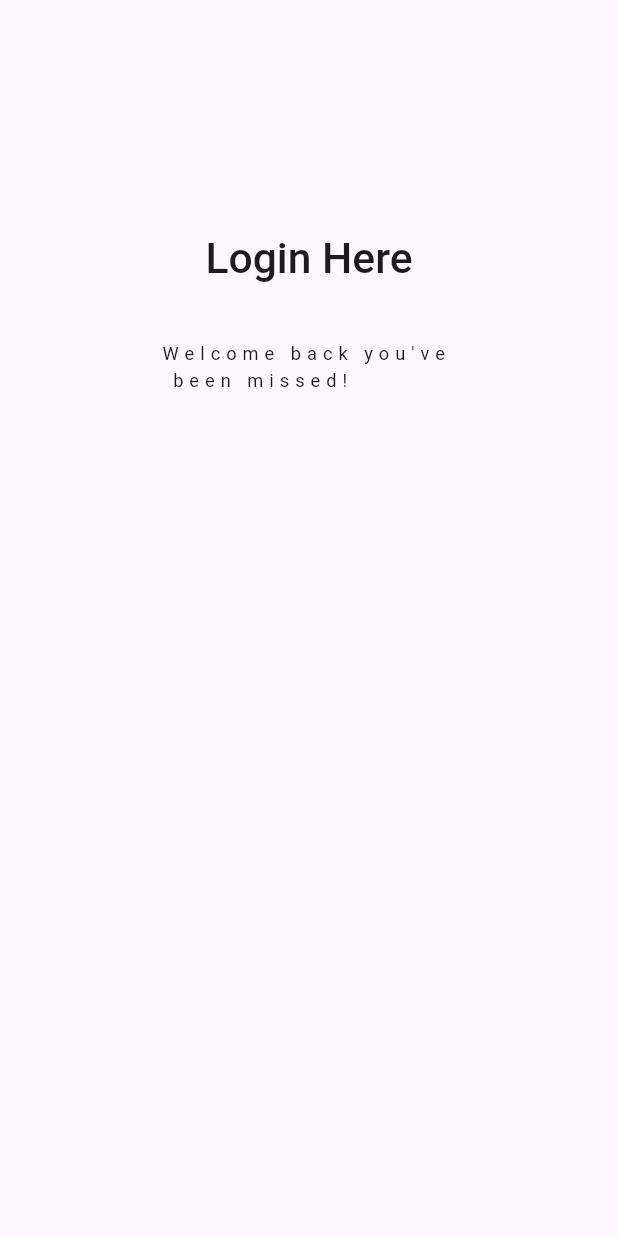
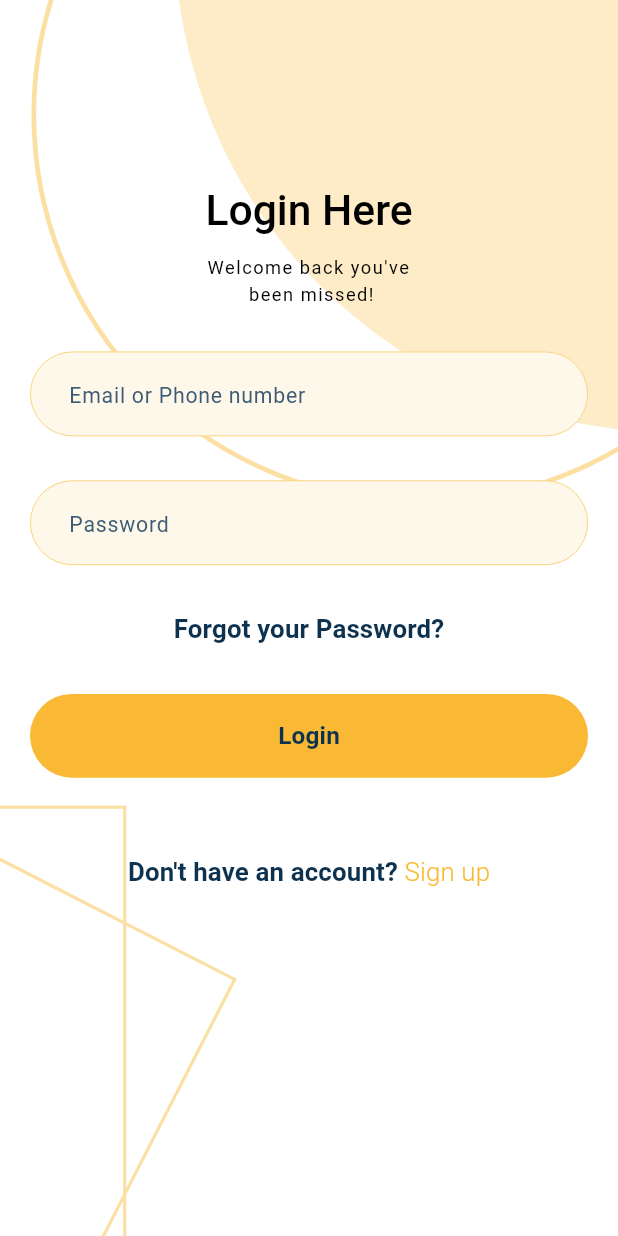
Before and after one commit to nizam-app/Market-Jango-App, a Flutter app: the screen it shows after launch, on a phone screen of 412 x 824 dp. Run offline on Flutter 3.47's test engine with Material 3 defaults, Android fonts, the phone set to English and light mode, and no system bars; our stand-ins replace flutter_screenutil, flutter_svg, get, go_router.

Commit message:
feat: enhance login screen with new UI components and color themes

```diff
--- a/lib/app.dart
+++ b/lib/app.dart
@@ -1,8 +1,9 @@
 import 'package:flutter/material.dart';
-import 'package:flutter_screenutil/flutter_screenutil.dart';
+import 'package:market_jango/core/theme/light_dark_theme.dart';
 import 'package:market_jango/routes/app_routes.dart';
+import 'core/theme/text_theme.dart';
 
-import 'core/theme/text_theme.dart';
+
 
 class App extends StatefulWidget {
   const App({super.key});
@@ -16,7 +17,8 @@ class _AppState extends State<App> {
   Widget build(BuildContext context) {
     return MaterialApp.router(
       routerConfig: router,
-      theme: ThemeData(textTheme: textTheme),
+      theme:themeMood(),
+
     );
   }
 }
--- a/lib/core/constants/color_control/all_color.dart
+++ b/lib/core/constants/color_control/all_color.dart
@@ -1,3 +1,8 @@
 import 'dart:ui';
 class AllColor {
+ static final Color textFillColor = const Color(0xFFFEF8EB);
+  static final Color textBorderColor = const Color(0xFFFAC75D);
+  static final Color textHintColor = const Color(0xFF3D5B73);
+  static final Color loginButtonColor = const Color(0xFFF9B935);
+  static final Color green500 = const Color(0xFF0D3250);
 }
--- a/lib/core/constants/image_control/image_path.dart
+++ b/lib/core/constants/image_control/image_path.dart
@@ -1,4 +1,4 @@
 
 class ImagePath {
-
+  static const String authBackground = 'assets/images/authBackground.svg';
 }
--- a/lib/core/theme/input_decoration_theme.dart
+++ b/lib/core/theme/input_decoration_theme.dart
@@ -1,11 +1,18 @@
 import 'package:flutter/material.dart';
+import 'package:flutter_screenutil/flutter_screenutil.dart';
+import 'package:market_jango/core/constants/color_control/all_color.dart';
 
 InputDecorationTheme inputDecorationTheme = InputDecorationTheme(
   filled: true,
-  prefixIconColor: Colors.grey,
-  hintStyle: TextStyle(color: Colors.grey, fontSize: 14),
-  border: OutlineInputBorder(
-    borderSide: BorderSide.none,
-    borderRadius: BorderRadius.circular(12),
+  fillColor: AllColor.textFillColor,
+  contentPadding: EdgeInsets.symmetric(vertical: 16.h,horizontal: 20.w),
+  // prefixIconColor: Colors.grey,
+  hintStyle: TextStyle(color: AllColor.textHintColor, fontSize: 14.sp,fontWeight: FontWeight.w400,),
+  focusedBorder: OutlineInputBorder(
+    borderRadius: BorderRadius.circular(50),
+    borderSide: BorderSide(color: AllColor.textBorderColor, width: 0.5.sp),
   ),
-);
+enabledBorder: OutlineInputBorder(
+    borderRadius: BorderRadius.circular(50),
+    borderSide: BorderSide(color: AllColor.textBorderColor, width: 0.5.sp),
+  ),);
--- a/lib/core/theme/light_dark_theme.dart
+++ b/lib/core/theme/light_dark_theme.dart
@@ -1,8 +1,8 @@
 import 'package:flutter/material.dart';
 import 'package:get/get.dart';
 import 'package:get/get_core/src/get_main.dart';
+import 'package:market_jango/core/constants/color_control/theme_color_controller.dart';
 import 'package:market_jango/core/theme/text_theme.dart';
-import '../constants/color_control/theme_color_controller.dart';
 import 'input_decoration_theme.dart';
 import 'logic/theme_changer.dart';
 final ThemeChanger _themeController = Get.put(ThemeChanger());
@@ -20,7 +20,7 @@ ThemeData themeMood(){
       onSurface:_themeController.isDarkMode.value? ThemeColorController.black:ThemeColorController.white),
 inputDecorationTheme: inputDecorationTheme,
   useMaterial3: true,
-  scaffoldBackgroundColor: _themeController.isDarkMode.value? ThemeColorController.white: ThemeColorController.black,
+  // scaffoldBackgroundColor: _themeController.isDarkMode.value? ThemeColorController.white: ThemeColorController.black,
     textTheme: textTheme
 );
 }
--- a/lib/core/theme/text_theme.dart
+++ b/lib/core/theme/text_theme.dart
@@ -1,22 +1,25 @@
 import 'package:flutter/material.dart';
 import 'package:flutter_screenutil/flutter_screenutil.dart';
+import 'package:market_jango/core/constants/color_control/all_color.dart';
 
 TextTheme get textTheme {
   return TextTheme(
     titleLarge: TextStyle(
       fontSize: 28.sp,
-      fontWeight: FontWeight.w500
+      fontWeight: FontWeight.w500,
     ),
     titleMedium: TextStyle(
       fontSize: 12.sp,
       fontWeight: FontWeight.w400,
-      letterSpacing: 4
+      letterSpacing: 1
     ),
     titleSmall: TextStyle(
-      fontSize: 22,
+      fontSize: 17.sp,
       fontWeight: FontWeight.w600,
-      letterSpacing: .4,
+      color: AllColor.green500
     ),
     headlineMedium: TextStyle(fontSize: 16, color: Colors.grey),
+
+
   );
 }
--- /dev/null
+++ b/lib/core/widget/custom_auth_button.dart
@@ -0,0 +1,28 @@
+import 'package:flutter/material.dart';
+import 'package:flutter_screenutil/flutter_screenutil.dart';
+import 'package:market_jango/core/constants/color_control/all_color.dart';
+class CustomAuthButton extends StatelessWidget {
+
+  CustomAuthButton({
+    super.key,required this.buttonText, required this.onTap,
+  });
+  final String buttonText;
+  final VoidCallback onTap;
+  @override
+  Widget build(BuildContext context) {
+    return InkWell(
+      onTap: onTap,
+      child: Container(
+        width: double.infinity,
+        height: 55.h,
+        decoration: BoxDecoration(
+          color: AllColor.loginButtonColor,
+          borderRadius: BorderRadius.circular(50.r),
+        ),
+        child: Center(
+          child: Text("${buttonText}",style: Theme.of(context).textTheme.titleSmall!.copyWith(fontSize: 16.sp),),
+        ),
+      ),
+    );
+  }
+}
--- /dev/null
+++ b/lib/core/widget/sreeen_brackground.dart
@@ -0,0 +1,24 @@
+import 'package:flutter/material.dart';
+import 'package:flutter_svg/svg.dart';
+import 'package:market_jango/core/constants/image_control/image_path.dart';
+
+class ScreenBackground extends StatelessWidget {
+  const ScreenBackground({super.key, required this.child});
+
+  final Widget child;
+
+  @override
+  Widget build(BuildContext context) {
+    return Stack(
+      children: [
+        SvgPicture.asset(
+          width: double.maxFinite,
+          height: double.maxFinite,
+          ImagePath.authBackground,
+          fit: BoxFit.cover,
+        ),
+        SafeArea(child: child),
+      ],
+    );
+  }
+}
--- a/lib/features/auth/screens/login_screen.dart
+++ b/lib/features/auth/screens/login_screen.dart
@@ -1,24 +1,128 @@
 import 'package:flutter/material.dart';
 import 'package:flutter_screenutil/flutter_screenutil.dart';
+import 'package:market_jango/core/constants/color_control/all_color.dart';
+import 'package:market_jango/core/widget/custom_auth_button.dart';
+import 'package:market_jango/core/widget/sreeen_brackground.dart';
 class LoginScreen extends StatelessWidget {
   const LoginScreen({super.key});
   static const String routeName = '/';
 
   @override
   Widget build(BuildContext context) {
-    final textTheme = Theme.of(context).textTheme;
+
     return Scaffold(
-      body: SafeArea(
-        child: Column(
-          children: [
-            SizedBox(height: 152.h,),
-            Center(child: Text("Login Here",style:textTheme.titleLarge,)),
-            SizedBox(height: 36.h,),
-            Center(child: Text("Welcome back you've \n been missed!",style:textTheme.titleMedium,))
-          ],
+
+      body: ScreenBackground(
+        child: Padding(
+          padding: const EdgeInsets.symmetric(horizontal: 20),
+          child: Column(
+            children: [
+              LoginHereText(),
+              LoginTextFormField(),
+              LoginBotton()
+
+
+            ],
+          ),
         ),
       ),
     );
 
   }
 }
+
+class LoginBotton extends StatelessWidget {
+  const LoginBotton({
+    super.key,
+  });
+
+  @override
+  Widget build(BuildContext context) {
+    return Column(
+      children: [
+        SizedBox(height: 30.h,),
+        Text("Forgot your Password?",style: Theme.of(context).textTheme.titleSmall,),
+        SizedBox(height: 30.h,),
+       CustomAuthButton(buttonText:"Login",onTap: (){
+         loginDone();
+         },),
+        SizedBox(height: 50.h,),
+        Text.rich(
+          TextSpan(
+            text: "Don't have an account? ",
+            style: Theme.of(context).textTheme.titleSmall,
+            children: [
+              TextSpan(
+                text: "Sign up",
+                style: Theme.of(context).textTheme.titleSmall?.copyWith(
+                  color: AllColor.loginButtonColor,
+                  fontWeight: FontWeight.w300
+                ),
+              ),
+            ],
+          ),
+        ),
+
+      ],
+    );
+  }
+void loginDone() {
+
+  }
+}
+
+
+
+class LoginTextFormField extends StatelessWidget {
+  const LoginTextFormField({
+    super.key,
+  });
+
+  @override
+  Widget build(BuildContext context) {
+    return Column(
+      children: [
+
+
+    SizedBox(height: 28.h,),
+    TextFormField(
+      decoration: InputDecoration(
+        hintText: "Email or Phone number",
+        border: OutlineInputBorder(
+          borderRadius: BorderRadius.circular(20.r),
+        ),
+      ),
+    ),
+    SizedBox(height: 29.h,),
+    TextFormField(
+      obscureText: true,
+      decoration: InputDecoration(
+        hintText: "Password",
+      ),
+    )
+
+      ],
+    );
+  }
+}
+
+class LoginHereText extends StatelessWidget {
+  const LoginHereText({
+    super.key,
+  });
+
+  @override
+  Widget build(BuildContext context) {
+    final textTheme = Theme.of(context).textTheme;
+    return Column(
+      children: [
+
+
+    SizedBox(height: 120.h,),
+    Center(child: Text("Login Here",style:textTheme.titleLarge,)),
+    SizedBox(height: 12.h,),
+    Center(child: Text("Welcome back you've \n been missed!",style:textTheme.titleMedium,textAlign: TextAlign.center,))
+      ],
+    );
+  }
+}
--- a/pubspec.yaml
+++ b/pubspec.yaml
@@ -40,6 +40,7 @@ dependencies:
   shared_preferences: ^2.5.3
   flutter_screenutil: ^5.9.3
   go_router: ^16.0.0
+  flutter_svg: ^2.2.0
 
 dev_dependencies:
   flutter_test:
@@ -64,8 +65,8 @@ flutter:
   uses-material-design: true
 
   # To add assets to your application, add an assets section, like this:
-  # assets:
-  #   - images/a_dot_burr.jpeg
+  assets:
+     - assets/images/
   #   - images/a_dot_ham.jpeg
 
   # An image asset can refer to one or more resolution-specific "variants", see
```
Also changed, not shown: assets/images/authBackground.svg (added), pubspec.lock, 1 other file.
